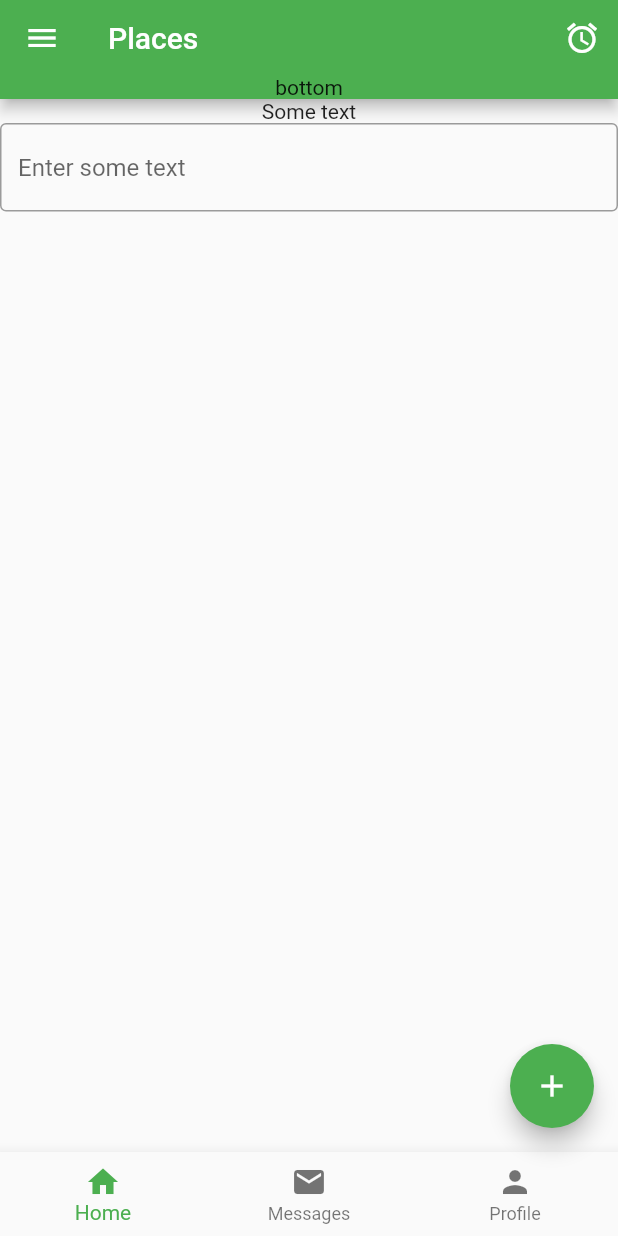
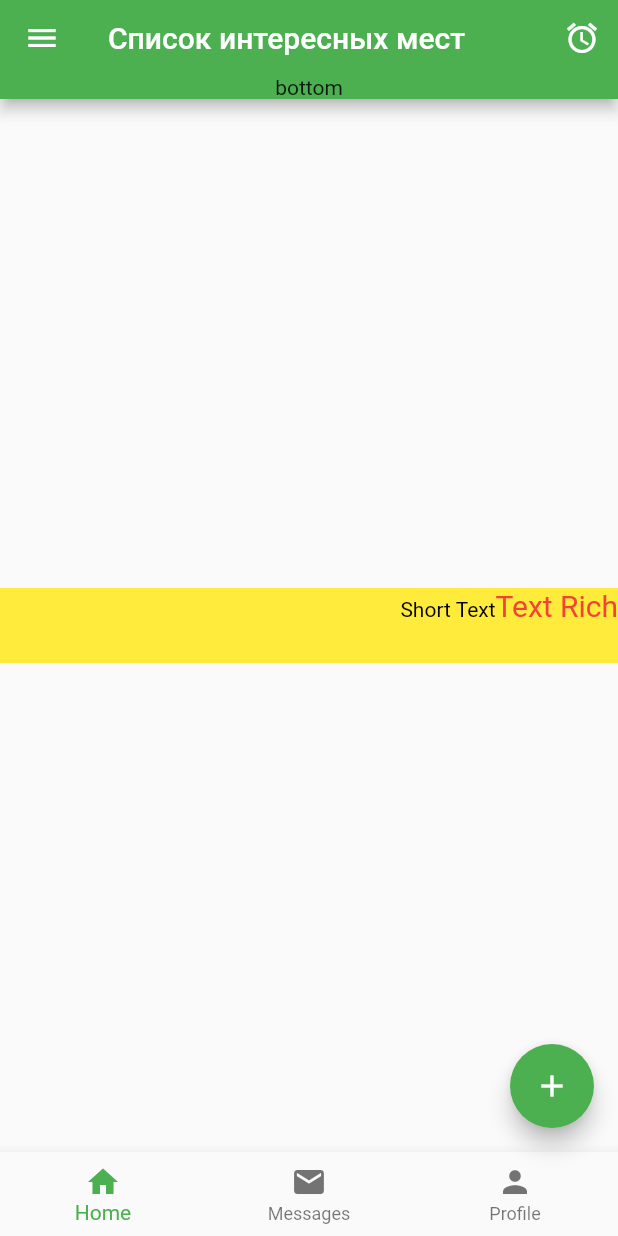
Before and after one commit to oshulyak/surf-flutter-course-shulyak, a Flutter app: the screen it shows after launch, on a phone screen of 412 x 824 dp. Run offline on Flutter 3.47's test engine with Material 2 defaults, Android fonts, the phone set to English and light mode, and no system bars.

Commit message:
Started playing with Text

```diff
--- a/lib/ui/screen/sight_list_screen.dart
+++ b/lib/ui/screen/sight_list_screen.dart
@@ -1,8 +1,7 @@
 import 'package:flutter/material.dart';
 
 class SightListScreen extends StatefulWidget {
-  @override
-  final String title = 'Places';
+  final String title = 'Список интересных мест';
   _SightListScreenState createState() => _SightListScreenState();
 }
 
@@ -39,16 +38,41 @@ class _SightListScreenState extends State<SightListScreen> {
         ),
       ),
 
-      body: Column(
-        children: [
-          Text('Some text'),
-          TextField(
-            decoration: InputDecoration(
-                border: OutlineInputBorder(), hintText: 'Enter some text'),
-          )
-        ],
+      // body: Column(
+      //   children: [
+      //     Text('Some text'),
+      //     TextField(
+      //       decoration: InputDecoration(
+      //           border: OutlineInputBorder(), hintText: 'Enter some text'),
+      //     )
+      //   ],
+      // ),
+
+      body: Center(
+        child: Container(
+          color: Colors.yellow,
+          width: double.infinity,
+          height: 50,
+          child: RichText(
+            textAlign: TextAlign.end,
+            text: TextSpan(
+                text: 'Short Text',
+                style: TextStyle(
+                  color: Colors.black,
+                ),
+                children: [
+                  TextSpan(
+                    text: 'Text Rich',
+                    style: TextStyle(
+                      color: Colors.red,
+                      fontSize: 20,
+                    ),
+                  ),
+                ]),
+            maxLines: 1,
+          ),
+        ),
       ),
-      // body: getBody('input text'),
 
       floatingActionButton: FloatingActionButton(
         onPressed: () => print('Action'),
```
